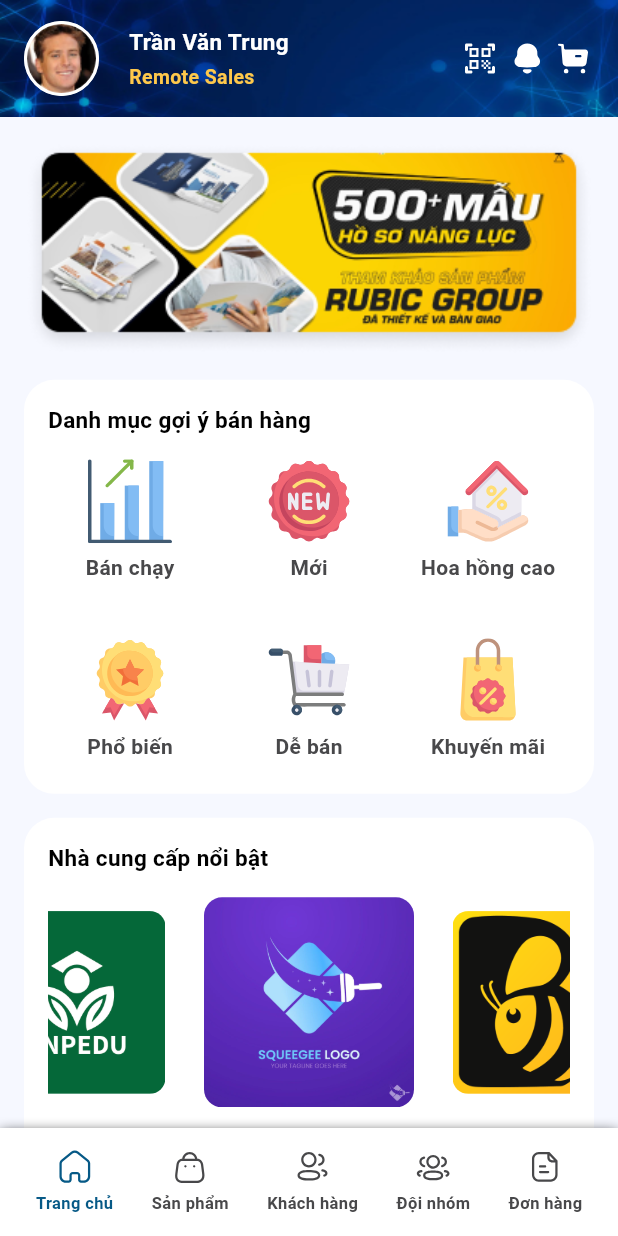
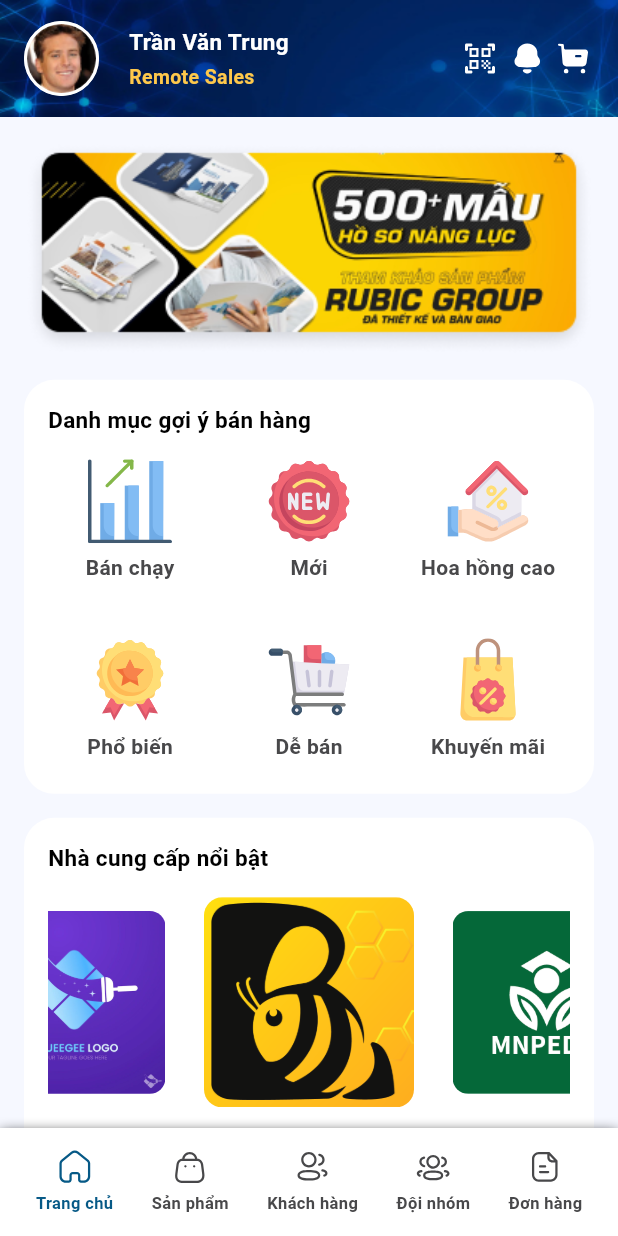
Before and after one commit to huy2992002/demo_flutter, a Flutter app: the screen it shows after launch, on a phone screen of 412 x 824 dp. Run offline on Flutter 3.47's test engine with Material 3 defaults, Android fonts, the phone set to English and light mode, and no system bars; drawn by our look-alikes of carousel_slider; our stand-ins replace flutter_svg; accounts and stored records are empty.

Commit message:
update new home page

```diff
--- a/lib/models/enterprise_model.dart
+++ b/lib/models/enterprise_model.dart
@@ -3,14 +3,41 @@
   String? image;
   String? website;
   String? address;
+  String? description;
 
   EnterpriseModel();
 }
 
 List<EnterpriseModel> enterprises = [
   EnterpriseModel()
-    ..name = 'Beekids'
+    ..name = 'Ứng dụng giáo dục Beekids'
+    ..description =
+        'Nền tảng kết nối học tập và phát triển kỹ năng tư duy cho Trẻ 4 đến 10 tuổi. Là nơi Phụ Huynh và Giáo Viên an tâm chia sẻ các chương trình học và cuộc thi online dạng gamification đến Trẻ.'
     ..image = 'assets/images/img_logo_beekids.png'
     ..website = 'www.beekids.edu.vn'
     ..address = '114 Hoàng Diệu, P. Bình Thuận, Q. Hải Châu, TP Đà Nẵng',
+  EnterpriseModel()
+    ..name = 'Công ty Giáo dục MNP'
+    ..description = 'Công ty Giáo dục MNP'
+    ..image = 'assets/images/img_logo_mnpedu.png'
+    ..website = 'www.npedu.edu.vn'
+    ..address = '114 Hoàng Diệu, P. Bình Thuận, Q. Hải Châu, TP Đà Nẵng',
+  EnterpriseModel()
+    ..name = 'Công ty Giáo dục Tân Kỷ Nguyên'
+    ..description = 'Công ty Giáo dục Tân Kỷ Nguyên'
+    ..image = 'assets/images/img_logo_squeegee.png'
+    ..website = 'www.squeegee.edu.vn'
+    ..address = '114 Hoàng Diệu, P. Bình Thuận, Q. Hải Châu, TP Đà Nẵng',
+  EnterpriseModel()
+    ..name = 'Công ty CP Giáo dục công nghệ Dragold'
+    ..description = 'Công ty CP Giáo dục công nghệ Dragold'
+    ..image = 'assets/images/img_logo_dragold.png'
+    ..website = 'www.dragold.edu.vn'
+    ..address = '114 Hoàng Diệu, P. Bình Thuận, Q. Hải Châu, TP Đà Nẵng',
+  EnterpriseModel()
+    ..name = 'DOLPHIN'
+    ..description = 'DOLPHIN'
+    ..image = 'assets/images/img_logo_dolphin.png'
+    ..website = 'www.dolphin.edu.vn'
+    ..address = '114 Hoàng Diệu, P. Bình Thuận, Q. Hải Châu, TP Đà Nẵng',
 ];
--- a/lib/models/event_model.dart
+++ b/lib/models/event_model.dart
@@ -23,4 +23,9 @@
     ..title = 'Mua khoá học Toán tư duy Quốc tế - Tặng ngay Khoá ôn'
     ..dayStart = '2023-04-17T02:03:48.467Z'
     ..dayEnd = '2023-05-20T02:03:48.467Z',
+  EventModel()
+    ..avatar = 'assets/images/img_event_4.png'
+    ..title = 'Mua khoá học Toán tư duy Quốc tế - Tặng ngay Khoá ôn'
+    ..dayStart = '2023-04-17T02:03:48.467Z'
+    ..dayEnd = '2023-05-20T02:03:48.467Z',
 ];
--- /dev/null
+++ b/lib/models/rs_pr_category_model.dart
@@ -0,0 +1,27 @@
+class RsPrCategoryModel {
+  String? name;
+  String? logo;
+
+  RsPrCategoryModel();
+}
+
+List<RsPrCategoryModel> rsPrCategories = [
+  RsPrCategoryModel()
+    ..name = 'Bán chạy'
+    ..logo = 'assets/icons/ic_bar_chart.svg',
+   RsPrCategoryModel()
+    ..name = 'Mới'
+    ..logo = 'assets/icons/ic_new.svg',
+    RsPrCategoryModel()
+    ..name = 'Hoa hồng cao'
+    ..logo = 'assets/icons/ic_mortgage.svg',
+    RsPrCategoryModel()
+    ..name = 'Phổ biến'
+    ..logo = 'assets/icons/ic_warranty.svg',
+    RsPrCategoryModel()
+    ..name = 'Dễ bán'
+    ..logo = 'assets/icons/ic_shopping_cart.svg',
+    RsPrCategoryModel()
+    ..name = 'Khuyến mãi'
+    ..logo = 'assets/icons/ic_shopping_bag.svg',
+];
--- a/lib/pages/remote_sales/home/rs_home_page.dart
+++ b/lib/pages/remote_sales/home/rs_home_page.dart
@@ -1,11 +1,17 @@
 import 'package:carousel_slider/carousel_slider.dart';
+import 'package:demo_flutter/models/enterprise_model.dart';
 import 'package:demo_flutter/models/event_model.dart';
+import 'package:demo_flutter/models/rs_pr_category_model.dart';
 import 'package:demo_flutter/models/user_model.dart';
+import 'package:demo_flutter/pages/remote_sales/home/rs_all_enterprises.dart';
+import 'package:demo_flutter/pages/remote_sales/home/rs_all_events.dart';
 import 'package:demo_flutter/pages/remote_sales/home/widgets/rs_appbar_home.dart';
+import 'package:demo_flutter/pages/remote_sales/home/widgets/rs_category_item.dart';
+import 'package:demo_flutter/pages/remote_sales/home/widgets/rs_enterprise_item.dart';
+import 'package:demo_flutter/pages/remote_sales/home/widgets/rs_event_item.dart';
 import 'package:demo_flutter/pages/remote_sales/profile/user_detail_page.dart';
 import 'package:demo_flutter/resources/app_color.dart';
 import 'package:demo_flutter/resources/app_style.dart';
-import 'package:demo_flutter/utils/app_extension.dart';
 import 'package:flutter/material.dart';
 import 'package:flutter_svg/svg.dart';
 
@@ -17,35 +23,6 @@
 }
 
 class _RsHomePageState extends State<RsHomePage> {
-  List<String> categoryIcons = [
-    'assets/icons/ic_bar_chart.svg',
-    'assets/icons/ic_new.svg',
-    'assets/icons/ic_mortgage.svg',
-    'assets/icons/ic_warranty.svg',
-    'assets/icons/ic_shopping_cart.svg',
-    'assets/icons/ic_shopping_bag.svg',
-  ];
-
-  List<String> categoryTitles = [
-    'Bán chạy',
-    'Mới',
-    'Hoa hồng cao',
-    'Phổ biến',
-    'Dễ bán',
-    'Khuyến mãi',
-  ];
-
-  List<String> supplierImgs = [
-    'assets/images/img_logo_squeegee.png',
-    'assets/images/img_logo_beekids.png',
-    'assets/images/img_logo_mnpedu.png',
-  ];
-
-  List<String> supplierTitles = [
-    'Công ty Giáo dục Tân Kỷ Nguyên',
-    'Ứng dụng giáo dục Beekids',
-    'Công ty Giáo dục MNP',
-  ];
   @override
   Widget build(BuildContext context) {
     return Scaffold(
@@ -84,7 +61,9 @@
                 SizedBox(
                   height: 207,
                   child: GridView.builder(
-                    itemCount: 6,
+                    itemCount: rsPrCategories.length,
+                    physics: const NeverScrollableScrollPhysics(),
+                    shrinkWrap: true,
                     gridDelegate:
                         const SliverGridDelegateWithFixedCrossAxisCount(
                       crossAxisCount: 3,
@@ -92,16 +71,8 @@
                       mainAxisSpacing: 10.0,
                     ),
                     itemBuilder: (BuildContext context, int index) {
-                      return Column(
-                        children: [
-                          SvgPicture.asset(categoryIcons[index]),
-                          const SizedBox(height: 6.0),
-                          Text(
-                            categoryTitles[index],
-                            style: AppStyle.h14w600,
-                          )
-                        ],
-                      );
+                      final rsPrCategorie = rsPrCategories[index];
+                      return RsCategoryItem(rsPrCategorie: rsPrCategorie);
                     },
                   ),
                 ),
@@ -136,31 +107,22 @@
                       autoPlayAnimationDuration: const Duration(seconds: 2),
                     ),
                     itemBuilder: (context, index, realIndex) {
-                      return ClipRRect(
-                        borderRadius: BorderRadius.circular(12.0),
-                        child: SizedBox(
-                          width: 140,
-                          height: 200,
-                          child: Image.asset(
-                            supplierImgs[index],
-                            fit: BoxFit.fill,
-                          ),
-                        ),
-                      );
+                      final enterprise = enterprises[index];
+                      return RsEnterpriseItem(enterprise: enterprise);
                     },
                   ),
                 ),
                 const SizedBox(height: 12.0),
-                Row(
-                  mainAxisAlignment: MainAxisAlignment.end,
-                  children: [
-                    Text(
-                      'Xem tất cả',
-                      style: AppStyle.h14w600.copyWith(color: AppColor.h063782),
+                _buildViewAllButton(
+                  context,
+                  onPressed: () {
+                    Navigator.push(
+                      context,
+                      MaterialPageRoute(
+                        builder: (context) => const RsAllEnterprise(),
                       ),
-                    const SizedBox(width: 4.0),
-                    SvgPicture.asset('assets/icons/ic_expand_more.svg')
-                  ],
+                    );
+                  },
                 ),
               ],
             ),
@@ -183,57 +145,25 @@
                 ListView.separated(
                   physics: const NeverScrollableScrollPhysics(),
                   shrinkWrap: true,
+                  itemCount: 3,
                   itemBuilder: (context, index) {
                     final event = events[index];
-                      return Container(
-                        padding: const EdgeInsets.all(12.0),
-                        decoration: BoxDecoration(
-                          color: Colors.white,
-                          borderRadius: BorderRadius.circular(12.0),
-                          boxShadow: const [
-                            BoxShadow(
-                              color: AppColor.h48484A,
-                              offset: Offset(0.0, 0.0),
-                              blurRadius: 12.0,
+                    return RsEventItem(event: event);
+                  },
+                  separatorBuilder: (context, index) =>
+                      const SizedBox(height: 12.0),
                 ),
-                          ],
-                        ),
-                        child: Row(
-                          children: [
-                            Image.asset(event.avatar ?? ''),
-                            const SizedBox(width: 12.0),
-                            Expanded(
-                              child: Column(
-                                crossAxisAlignment: CrossAxisAlignment.start,
-                                children: [
-                                  Text(event.title ?? '',
-                                      style: AppStyle.h14w600),
                 const SizedBox(height: 12.0),
-                                  Text(
-                                    'Diễn ra từ ${event.dayStart.toDateTimeFormat()} - ${event.dayEnd.toDateTimeFormat()}',
-                                    style: AppStyle.h10w400,
-                                  )
-                                ],
-                              ),
-                            ),
-                          ],
+                _buildViewAllButton(
+                  context,
+                  onPressed: () {
+                    Navigator.push(
+                      context,
+                      MaterialPageRoute(
+                        builder: (context) => const RsAllEvents(),
                       ),
                     );
                   },
-                    separatorBuilder: (context, index) =>
-                        const SizedBox(height: 12.0),
-                    itemCount: events.length),
-                const SizedBox(height: 12.0),
-                Row(
-                  mainAxisAlignment: MainAxisAlignment.end,
-                  children: [
-                    Text(
-                      'Xem tất cả',
-                      style: AppStyle.h14w600.copyWith(color: AppColor.h063782),
-                    ),
-                    const SizedBox(width: 4.0),
-                    SvgPicture.asset('assets/icons/ic_expand_more.svg')
-                  ],
                 ),
               ],
             ),
@@ -242,4 +172,23 @@
       ),
     );
   }
+
+  Row _buildViewAllButton(BuildContext context, {Function()? onPressed}) {
+    return Row(
+      mainAxisAlignment: MainAxisAlignment.end,
+      children: [
+        GestureDetector(
+          onTap: onPressed,
+          child: Text(
+            'Xem tất cả',
+            style: AppStyle.h14w600.copyWith(
+              color: AppColor.h063782,
+            ),
+          ),
+        ),
+        const SizedBox(width: 4.0),
+        SvgPicture.asset('assets/icons/ic_expand_more.svg')
+      ],
+    );
   }
+}
--- /dev/null
+++ b/lib/pages/remote_sales/home/widgets/rs_category_item.dart
@@ -0,0 +1,27 @@
+import 'package:demo_flutter/models/rs_pr_category_model.dart';
+import 'package:demo_flutter/resources/app_style.dart';
+import 'package:flutter/material.dart';
+import 'package:flutter_svg/svg.dart';
+
+class RsCategoryItem extends StatelessWidget {
+  const RsCategoryItem({
+    super.key,
+    required this.rsPrCategorie,
+  });
+
+  final RsPrCategoryModel rsPrCategorie;
+
+  @override
+  Widget build(BuildContext context) {
+    return Column(
+      children: [
+        SvgPicture.asset(rsPrCategorie.logo ?? ''),
+        const SizedBox(height: 6.0),
+        Text(
+          rsPrCategorie.name ?? '',
+          style: AppStyle.h14w600,
+        ),
+      ],
+    );
+  }
+}
--- /dev/null
+++ b/lib/pages/remote_sales/home/widgets/rs_enterprise_item.dart
@@ -0,0 +1,26 @@
+import 'package:demo_flutter/models/enterprise_model.dart';
+import 'package:flutter/material.dart';
+
+class RsEnterpriseItem extends StatelessWidget {
+  const RsEnterpriseItem({
+    super.key,
+    required this.enterprise,
+  });
+
+  final EnterpriseModel enterprise;
+
+  @override
+  Widget build(BuildContext context) {
+    return ClipRRect(
+      borderRadius: BorderRadius.circular(12.0),
+      child: SizedBox(
+        width: 140,
+        height: 200,
+        child: Image.asset(
+          enterprise.image ?? '',
+          fit: BoxFit.fill,
+        ),
+      ),
+    );
+  }
+}
```
Also changed, not shown: lib/models/rs_product_model.dart (+32 -0 lines), lib/pages/remote_sales/home/rs_all_enterprises.dart (added, +41 -0 lines), lib/pages/remote_sales/home/rs_all_events.dart (added, +33 -0 lines), lib/pages/remote_sales/home/rs_product_category.dart (added, +15 -0 lines), lib/pages/remote_sales/home/widgets/rs_all_enterprise_item.dart (added, +41 -0 lines), lib/pages/remote_sales/home/widgets/rs_event_item.dart (added, +54 -0 lines), assets/images/img_event_4.png (added), assets/images/img_logo_dolphin.png (added), assets/images/img_logo_dragold.png (added). Lines whose indentation alone changed are shown as unchanged.
